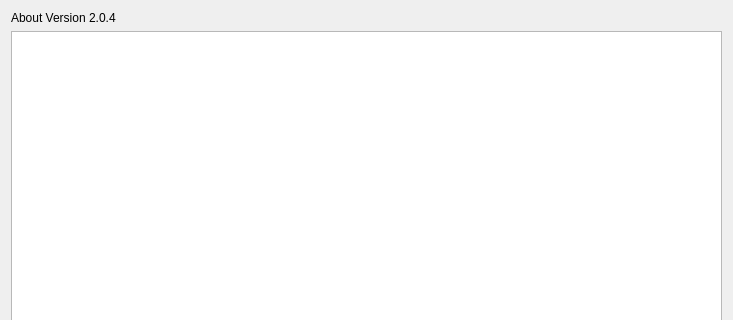
First picture: the form in utilWindows/dialogabout.ui, repository NHERI-SimCenter/PileGroupTool, before the edit; both pictures show x 0 to 733 and y 0 to 320 of the 733 by 492 pixel window.
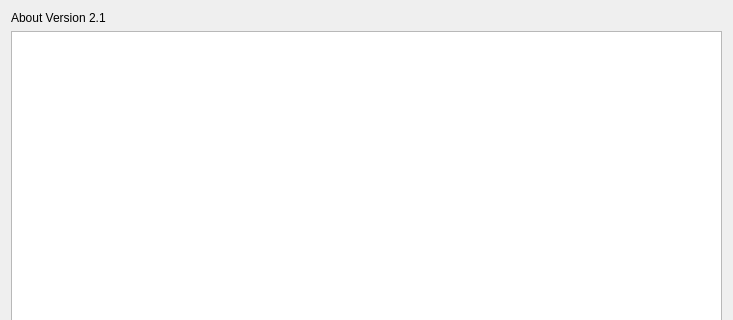
Second picture: the form after the edit. Icons and pictures are not drawn.

```diff
--- a/utilWindows/dialogabout.ui
+++ b/utilWindows/dialogabout.ui
@@ -85,7 +85,7 @@
       </sizepolicy>
      </property>
      <property name="text">
-      <string>About Version 2.0.4</string>
+      <string>About Version 2.1</string>
      </property>
     </widget>
    </item>
```
